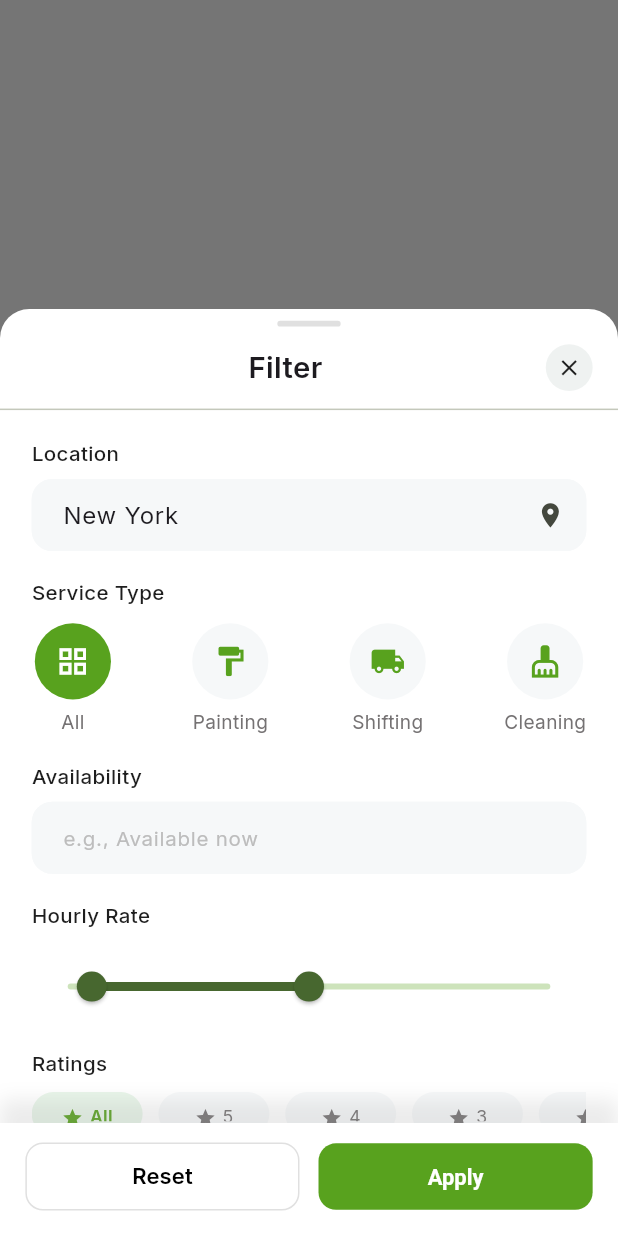
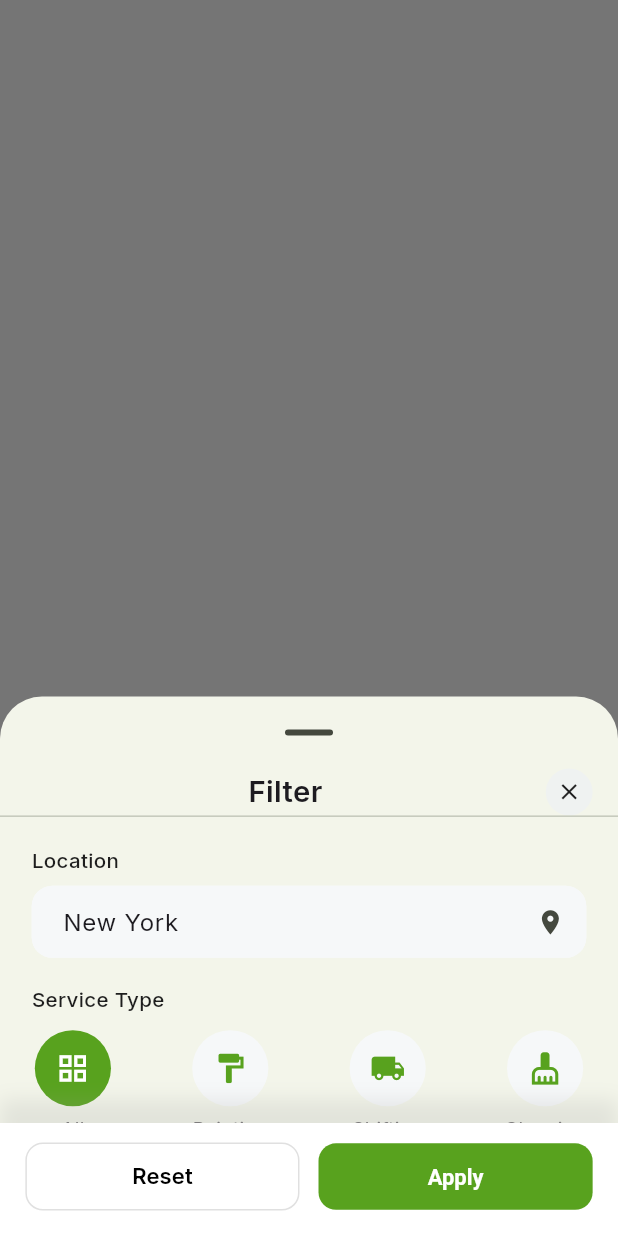
Before and after one commit to Uzair-flutter/Gopher, a Flutter app: what show() shows on an empty page, opened directly, on a phone screen of 412 x 824 dp. Run offline on Flutter 3.47's test engine with Material 3 defaults, Android fonts, the phone set to English and light mode, and no system bars; our stand-ins replace carousel_slider, country_picker, flutter_screenutil, flutter_svg, google_fonts, iconsax and 3 more; missing offline and left inert: syncfusion_flutter_core; accounts and stored records are empty.

Commit message:
refactor: Improve FilterBottomSheet UI and behavior
This commit refactors the `FilterBottomSheet` to enhance its user interface and interaction, particularly when the keyboard is visible.

### Key Changes:

-   **DraggableScrollableSheet Adjustments:**
    -   The `DraggableScrollableSheet` now dynamically adjusts its size when the keyboard appears, expanding to full height to ensure all content remains visible and accessible.
    -   The sheet no longer expands by default (`expand: false`).

-   **Native Drag Handle:**
    -   The `showDragHandle: true` property is now used on `showModalBottomSheet` to display a native drag handle.
    -   The custom-built drag handle container has been removed to simplify the code and adopt a more standard look.

-   **UI Cleanup:**
    -   The `Container` wrapping the sheet's content, which previously set the background color and rounded corners, has been removed. This is now handled by the default `showModalBottomSheet` behavior.
    -   Removed an unused `_buildPriceChip` helper widget.
    -   General code cleanup and removal of commented-out code blocks for better readability.

```diff
--- a/lib/widgets/bottom_sheets/filter_bottom_sheet.dart
+++ b/lib/widgets/bottom_sheets/filter_bottom_sheet.dart
@@ -7,14 +7,16 @@ import '../../utils/color_constant.dart';
 
 class FilterBottomSheet extends StatefulWidget {
   const FilterBottomSheet({super.key});
+
   @override
   State<FilterBottomSheet> createState() => _FilterBottomSheetState();
 
   static Future<Map<String, dynamic>?> show(BuildContext context) {
     return showModalBottomSheet<Map<String, dynamic>>(
       context: context,
-      isScrollControlled: true,
-      backgroundColor: Colors.transparent,
+      showDragHandle: true,
+      isScrollControlled: false,
+      // backgroundColor: Colors.red,
       builder: (context) => const FilterBottomSheet(),
     );
   }
@@ -38,55 +40,35 @@ class _FilterBottomSheetState extends State<FilterBottomSheet> {
 
   @override
   Widget build(BuildContext context) {
+    // Check if keyboard is visible
+    final keyboardHeight = MediaQuery.of(context).viewInsets.bottom;
+    final isKeyboardVisible = keyboardHeight > 0;
+
     return DraggableScrollableSheet(
-      initialChildSize: 0.75,
-      minChildSize: 0.5,
-      maxChildSize: 0.8,
+      expand: false,
+      initialChildSize: isKeyboardVisible ? 1.0 : 0.75,
+      minChildSize: isKeyboardVisible ? 1.0 : 0.5,
+      maxChildSize: isKeyboardVisible ? 1.0 : 0.8,
       builder: (context, scrollController) {
-        return Container(
-          decoration: BoxDecoration(
-            color: Colors.white,
-            borderRadius: BorderRadius.only(
-              topLeft: Radius.circular(20.r),
-              topRight: Radius.circular(20.r),
-            ),
-          ),
-          child: Column(
+        return Column(
+          mainAxisSize: MainAxisSize.max,
           children: [
             // Drag Handle
-              Container(
-                margin: EdgeInsets.only(top: 8.h),
-                width: 40.w,
-                height: 4.h,
-                decoration: BoxDecoration(
-                  color: Colors.grey[300],
-                  borderRadius: BorderRadius.circular(2.r),
-                ),
-              ),
+            // Container(
+            //   margin: EdgeInsets.only(top: 8.h),
+            //   width: 40.w,
+            //   height: 4.h,
+            //   decoration: BoxDecoration(
+            //     color: Colors.grey[300],
+            //     borderRadius: BorderRadius.circular(2.r),
+            //   ),
+            // ),
 
             // Header
             Padding(
-                padding: EdgeInsets.symmetric(horizontal: 16.w, vertical: 12.h),
+              padding: EdgeInsets.symmetric(horizontal: 16.w),
               child: Row(
                 children: [
-                    // InkWell(
-                    //   onTap: () => Navigator.pop(context),
-                    //   // padding: EdgeInsets.zero,
-                    //   // constraints: BoxConstraints(),
-                    //   child: Container(
-                    //     height: 32.h,
-                    //     width: 32.h,
-                    //     decoration: BoxDecoration(
-                    //       borderRadius: BorderRadius.circular(24.r),
-                    //       color: AppColors.appbarBackColor,
-                    //     ),
-                    //     child: Icon(
-                    //       Iconsax.arrow_left,
-                    //       size: 18.sp,
-                    //       color: AppColors.textBlackColor,
-                    //     ),
-                    //   ),
-                    // ),
                   Expanded(
                     child: Text(
                       'Filter',
@@ -99,8 +81,6 @@ class _FilterBottomSheetState extends State<FilterBottomSheet> {
                   ),
                   InkWell(
                     onTap: () => Navigator.pop(context),
-                      // padding: EdgeInsets.zero,
-                      // constraints: BoxConstraints(),
                     child: Container(
                       height: 32.h,
                       width: 32.h,
@@ -119,6 +99,7 @@ class _FilterBottomSheetState extends State<FilterBottomSheet> {
               ),
             ),
             Divider(height: 1, thickness: 1),
+
             // Content
             Expanded(
               child: SingleChildScrollView(
@@ -136,10 +117,7 @@ class _FilterBottomSheetState extends State<FilterBottomSheet> {
                         filled: true,
                         fillColor: Color(0xFFF6F8F9),
                         hintText: 'Enter location',
-                          suffixIcon: Icon(
-                            Icons.location_on_sharp,
-                            size: 20.sp,
-                          ),
+                        suffixIcon: Icon(Icons.location_on_sharp, size: 20.sp),
                         border: OutlineInputBorder(
                           borderRadius: BorderRadius.circular(12.r),
                           borderSide: BorderSide.none,
@@ -160,8 +138,7 @@ class _FilterBottomSheetState extends State<FilterBottomSheet> {
                     Row(
                       mainAxisAlignment: MainAxisAlignment.spaceBetween,
                       children: services.map((service) {
-                          final isSelected =
-                              selectedService == service['label'];
+                        final isSelected = selectedService == service['label'];
                         return GestureDetector(
                           onTap: () {
                             setState(() {
@@ -233,15 +210,7 @@ class _FilterBottomSheetState extends State<FilterBottomSheet> {
                     _buildSectionTitle('Hourly Rate'),
                     SizedBox(height: 15.h),
 
-                      // Row(
-                      //   mainAxisAlignment: MainAxisAlignment.spaceBetween,
-                      //   children: [
-                      //     _buildPriceChip('\$${priceRange.start.round()}'),
-                      //     _buildPriceChip('\$${priceRange.end.round()}'),
-                      //   ],
-                      // ),
-
-                      ///slider
+                    // Slider
                     SfRangeSliderTheme(
                       data: SfRangeSliderThemeData(
                         activeTrackColor: AppColors.kPrimaryColor,
@@ -268,10 +237,7 @@ class _FilterBottomSheetState extends State<FilterBottomSheet> {
                       child: SfRangeSlider(
                         min: 0,
                         max: 200,
-                          values: SfRangeValues(
-                            priceRange.start,
-                            priceRange.end,
-                          ),
+                        values: SfRangeValues(priceRange.start, priceRange.end),
                         interval: 1,
                         showLabels: false,
                         showDividers: false,
@@ -281,58 +247,15 @@ class _FilterBottomSheetState extends State<FilterBottomSheet> {
                               return '\$${actualValue.round()}';
                             },
                         tooltipShape: SfRectangularTooltipShape(),
-                          inactiveColor: AppColors.kPrimaryColor.withOpacity(
-                            0.3,
-                          ),
+                        inactiveColor: AppColors.kPrimaryColor.withOpacity(0.3),
                         onChanged: (SfRangeValues values) {
                           setState(() {
-                              priceRange = RangeValues(
-                                values.start,
-                                values.end,
-                              );
+                            priceRange = RangeValues(values.start, values.end);
                           });
                         },
                       ),
                     ),
 
-                      // SliderTheme(
-                      //   data: SliderThemeData(
-                      //     thumbColor: Colors.white,
-                      //     valueIndicatorColor: AppColors.kPrimaryColor,
-                      //     valueIndicatorShape: SliderComponentShape.noOverlay,
-                      //     valueIndicatorTextStyle: TextStyle(
-                      //       fontSize: 12.sp,
-                      //       height: 0,
-                      //       fontWeight: FontWeight.w400,
-                      //       color: Colors.white,
-                      //     ),
-                      //     padding: EdgeInsets.zero,
-                      //     trackHeight: 1.5.h,
-                      //     thumbShape: RoundSliderThumbShape(
-                      //       enabledThumbRadius: 0.r,
-                      //     ),
-                      //     overlayShape: RoundSliderOverlayShape(
-                      //       overlayRadius: 20.r,
-                      //     ),
-                      //   ),
-                      //   child: RangeSlider(
-                      //     values: priceRange,
-                      //     labels: RangeLabels(
-                      //       '\$${priceRange.start.round()}',
-                      //       '\$${priceRange.end.round()}',
-                      //     ),
-                      //     min: 0,
-                      //     max: 200,
-                      //     divisions: 200,
-                      //     activeColor: AppColors.kPrimaryColor,
-                      //     inactiveColor: AppColors.kPrimaryColor,
-                      //     onChanged: (RangeValues values) {
-                      //       setState(() {
-                      //         priceRange = values;
-                      //       });
-                      //     },
-                      //   ),
-                      // ),
                     SizedBox(height: 20.h),
 
                     // Ratings
@@ -369,8 +292,7 @@ class _FilterBottomSheetState extends State<FilterBottomSheet> {
                                 ),
                                 child: Center(
                                   child: Row(
-                                      mainAxisAlignment:
-                                          MainAxisAlignment.center,
+                                    mainAxisAlignment: MainAxisAlignment.center,
                                     crossAxisAlignment:
                                         CrossAxisAlignment.center,
                                     children: [
@@ -492,7 +414,6 @@ class _FilterBottomSheetState extends State<FilterBottomSheet> {
               ),
             ),
           ],
-          ),
         );
       },
     );
@@ -509,23 +430,4 @@ class _FilterBottomSheetState extends State<FilterBottomSheet> {
       ),
     );
   }
-
-  Widget _buildPriceChip(String price) {
-    return Container(
-      padding: EdgeInsets.symmetric(horizontal: 14.w, vertical: 6.h),
-      decoration: BoxDecoration(
-        color: AppColors.kPrimaryColor,
-        borderRadius: BorderRadius.circular(16.r),
-      ),
-      child: Text(
-        price,
-        style: TextStyle(
-          fontSize: 14.sp,
-          height: 0,
-          fontWeight: FontWeight.w400,
-          color: Colors.white,
-        ),
-      ),
-    );
 }
-}
```
Lines whose indentation alone changed are shown as unchanged.
